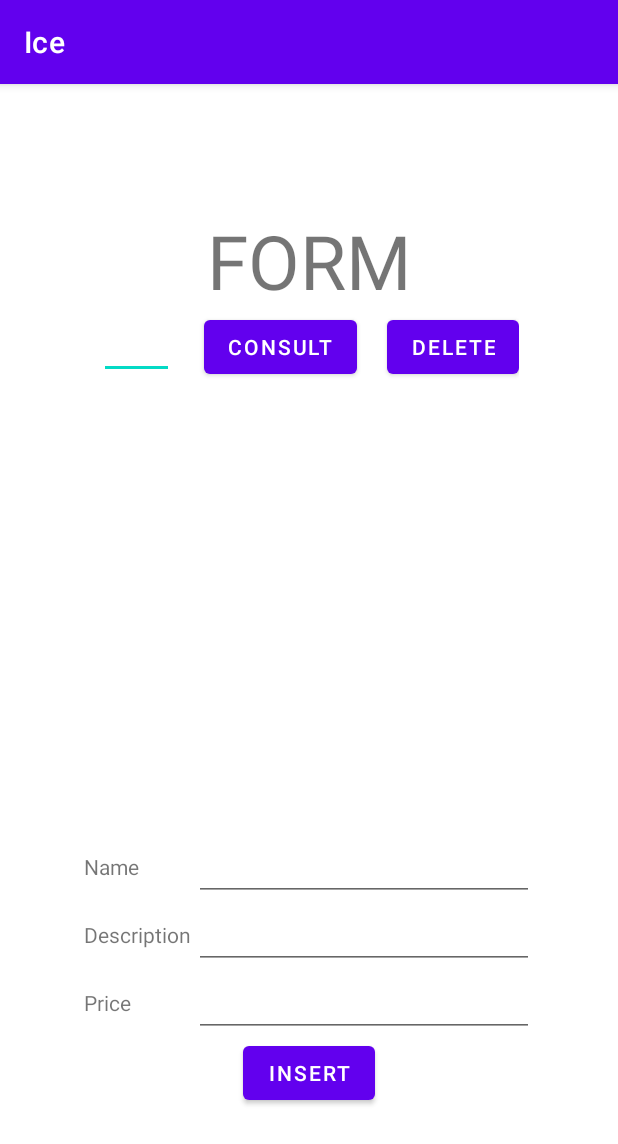
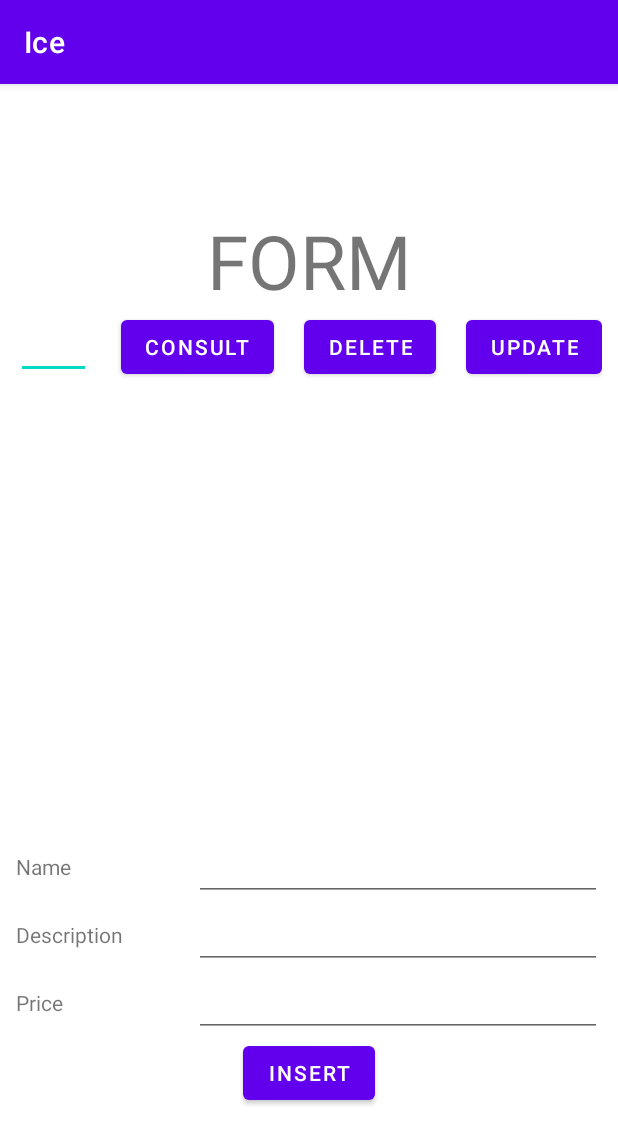
Before and after one commit to WilliG02/Sprint1.2, an Android app: the FormProduct screen opened directly, with no data from a screen before it, on a phone screen of 412 x 824 dp. Shown: the top 1144 px of the screen. Run offline under Robolectric (Android 15) with nearby library versions, the phone set to English and light mode, and no system bars.

Commit message:
crud terminado

```diff
--- a/app/src/main/java/com/example/listview/DB/DbHelper.java
+++ b/app/src/main/java/com/example/listview/DB/DbHelper.java
@@ -66,7 +66,7 @@ public class DbHelper extends SQLiteOpenHelper {
     }
 
     // UPDATE
-    public void udateProduct(String id, String name, String description, String price, byte[] image){
+    public void updateProduct(String id, String name, String description, String price, byte[] image){
         ContentValues contentValues = new ContentValues();
         contentValues.put("name", name);
         contentValues.put("description", description);
--- a/app/src/main/res/layout/activity_form_product.xml
+++ b/app/src/main/res/layout/activity_form_product.xml
@@ -46,8 +46,16 @@
                 android:id="@+id/btnDeleteFormProduct"
                 android:layout_width="wrap_content"
                 android:layout_height="wrap_content"
+                android:layout_marginRight="20dp"
                 android:layout_weight="1"
                 android:text="Delete" />
+
+            <Button
+                android:id="@+id/btnUpdateFormProduct"
+                android:layout_width="wrap_content"
+                android:layout_height="wrap_content"
+                android:layout_weight="1"
+                android:text="Update" />
         </LinearLayout>
 
         <ImageView
```
Also changed, not shown: app/src/main/java/com/example/listview/FormProduct.java (+25 -1 lines).
